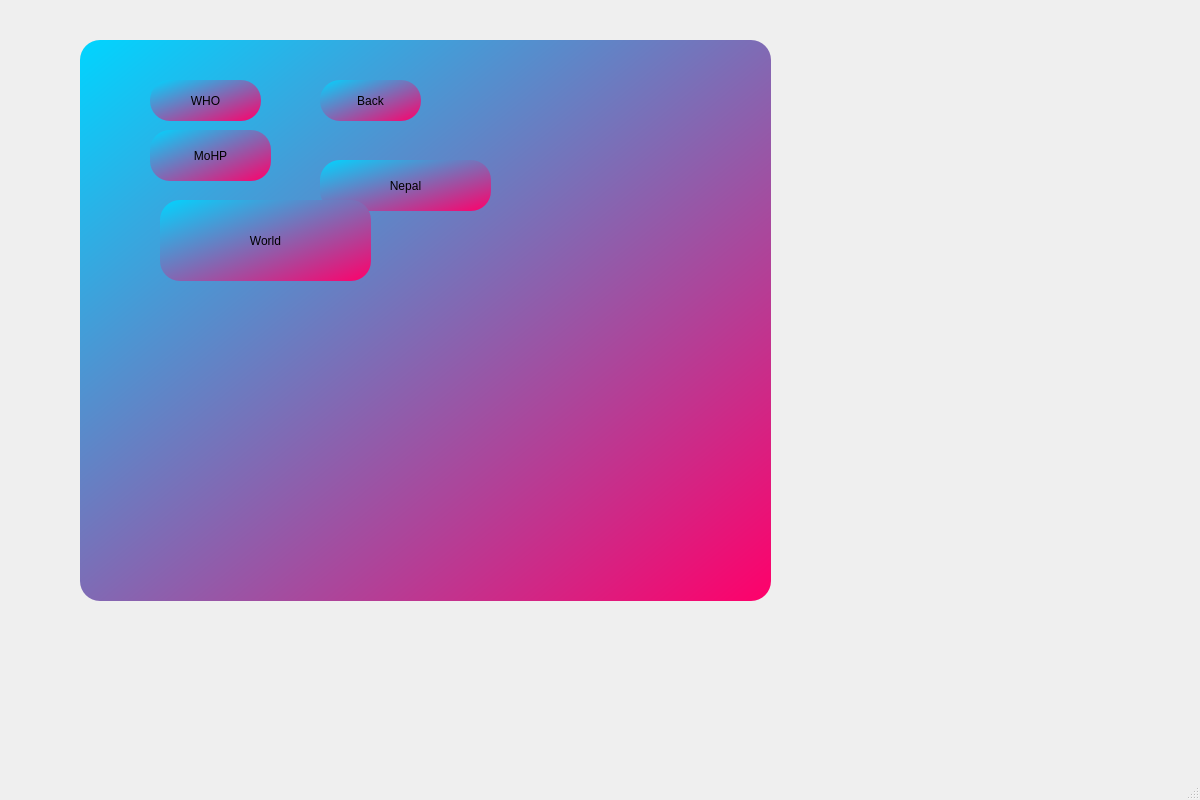
Old version of the form CoviCURE/Forms/Live/livedash.ui in the repository ayush-regmi/CoviCURE.
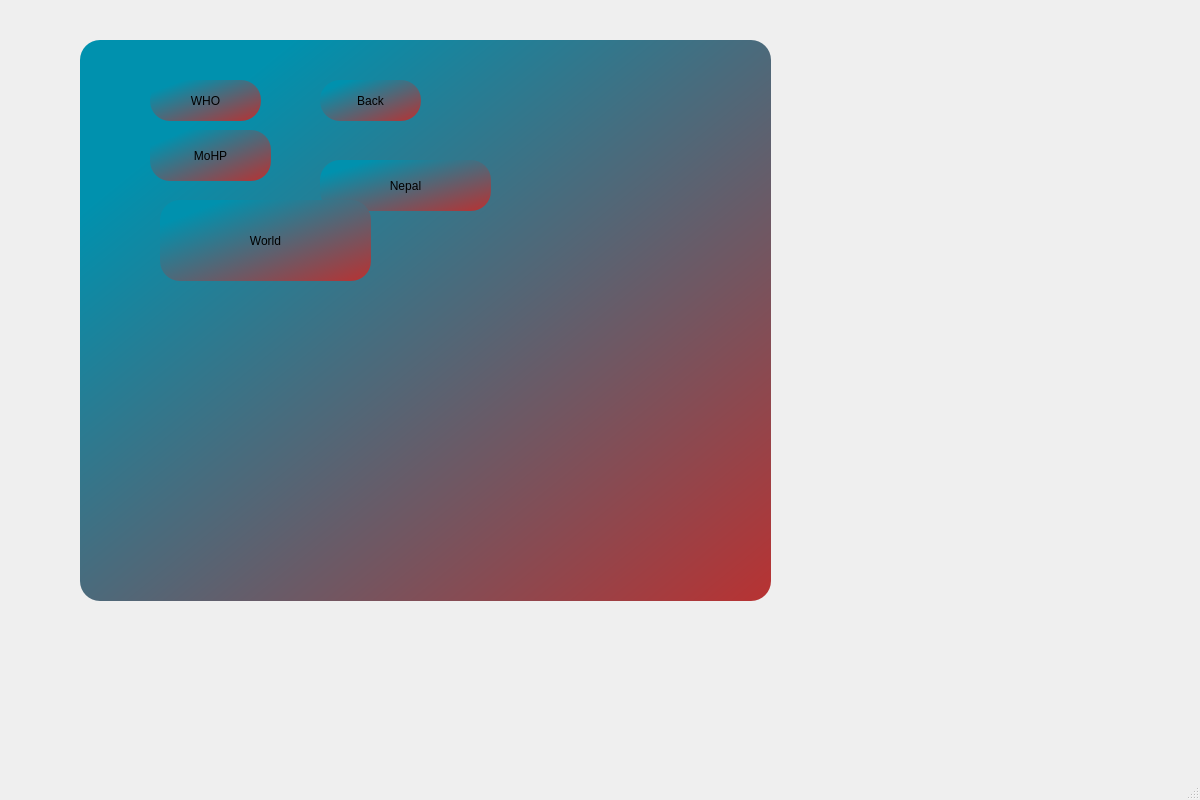
New version of the form.

What changed in the file:
```diff
--- a/CoviCURE/Forms/Live/livedash.ui
+++ b/CoviCURE/Forms/Live/livedash.ui
@@ -24,7 +24,7 @@
      </rect>
     </property>
     <property name="styleSheet">
-     <string notr="true">background-color: qlineargradient(spread:reflect, x1:0, y1:0, x2:1, y2:1, stop:0 rgba(0, 213, 255, 255), stop:1 rgba(255, 0, 106, 255));
+     <string notr="true">background-color: qlineargradient(spread:reflect, x1:0, y1:0, x2:1, y2:1, stop:0.153409 rgba(0, 145, 174, 255), stop:1 rgba(184, 50, 50, 255));
 border-radius: 20px;</string>
     </property>
     <property name="title">
```
